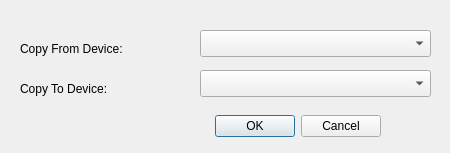
Before: the Qt Designer form recovery/piclonedialog.ui in procount/pinn, drawn with Qt 5.
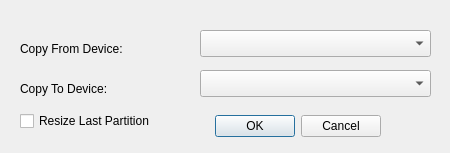
After: the same form once the commit is applied.

Commit message: Add PiClone resize checkbox

```diff
--- a/recovery/piclonedialog.ui
+++ b/recovery/piclonedialog.ui
@@ -75,6 +75,19 @@
     <string>Copy To Device:</string>
    </property>
   </widget>
+  <widget class="QCheckBox" name="resize_cb">
+   <property name="geometry">
+    <rect>
+     <x>20</x>
+     <y>110</y>
+     <width>181</width>
+     <height>22</height>
+    </rect>
+   </property>
+   <property name="text">
+    <string>Resize Last Partition</string>
+   </property>
+  </widget>
  </widget>
  <resources/>
  <connections>
```
The commit also changes 26 other files.
